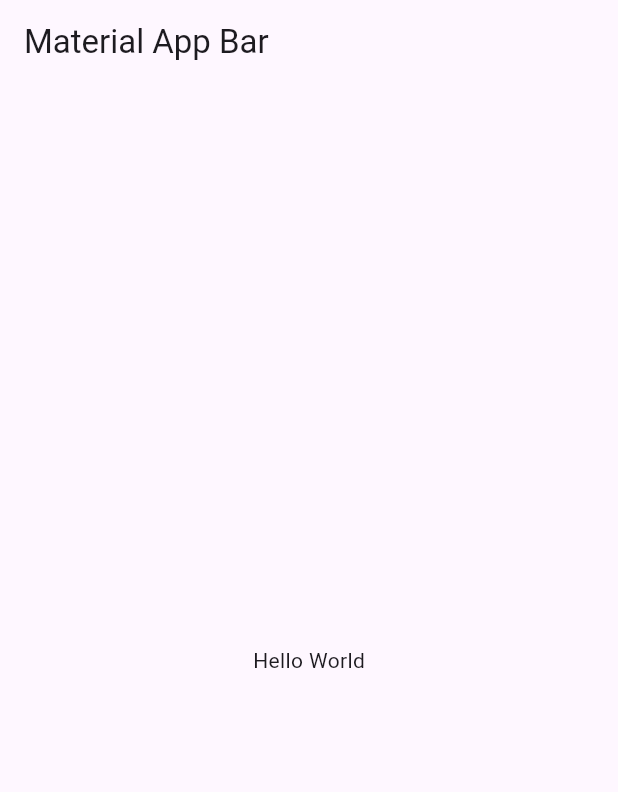
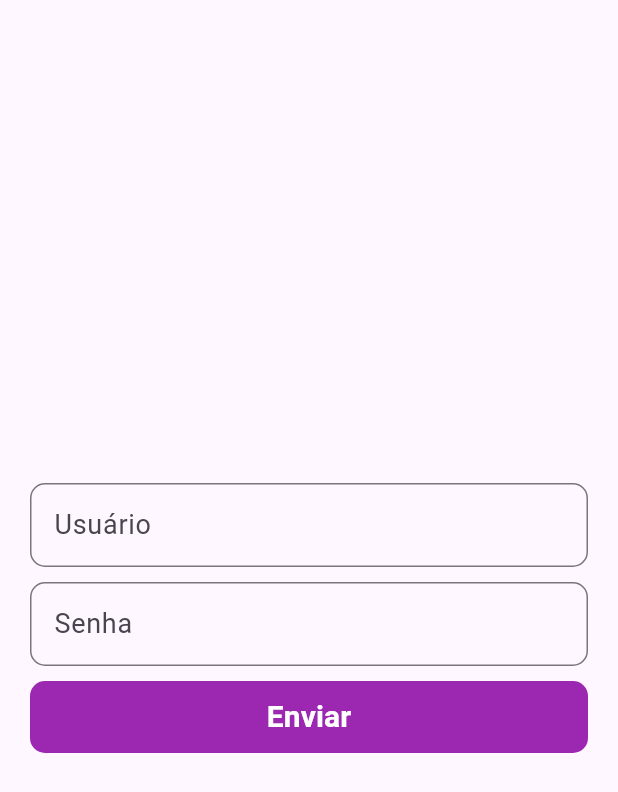
Before and after one commit to AndersonVD/sigaapp, a Flutter app: the screen it shows after launch, on a phone screen of 412 x 824 dp. Shown: the top 792 px of the screen. Run offline on Flutter 3.47's test engine with Material 3 defaults, Android fonts, the phone set to English and light mode, and no system bars.

Commit message:
Tela de Login, e início da tela Home

```diff
--- a/lib/main.dart
+++ b/lib/main.dart
@@ -1,22 +1,15 @@
 import 'package:flutter/material.dart';
+import 'package:sigaapp/screens/home.dart';
+import 'package:sigaapp/screens/login.dart';
 
-void main() => runApp(const MyApp());
-
-class MyApp extends StatelessWidget {
-  const MyApp({super.key});
-
-  @override
-  Widget build(BuildContext context) {
-    return MaterialApp(
-      title: 'Material App',
-      home: Scaffold(
-        appBar: AppBar(
-          title: const Text('Material App Bar'),
-        ),
-        body: const Center(
-          child: Text('Hello World'),
-        ),
-      ),
-    );
-  }
+void main() {
+  runApp(MaterialApp(
+    debugShowCheckedModeBanner: false,
+    title: "Aplicativo",
+    initialRoute: '/',
+    routes: {
+      '/' :    (context) => const Login(),
+      '/home': (context) => const Home(),
+    }
+  ));
 }
--- /dev/null
+++ b/lib/screens/login.dart
@@ -0,0 +1,39 @@
+import 'package:flutter/material.dart';
+import 'package:sigaapp/widgets/button.dart';
+import 'package:sigaapp/widgets/input.dart';
+
+class Login extends StatefulWidget {
+  const Login({super.key});
+
+  @override
+  State<StatefulWidget> createState() => _Login();
+}
+
+class _Login extends State<Login> {
+  @override
+  Widget build(BuildContext context) {
+    return Scaffold(
+      body: Container(
+        margin: const EdgeInsets.all(20.0),
+        child:  const Form(
+          child: Center(
+            child: Column(
+              mainAxisAlignment: MainAxisAlignment.center, // Center the Column vertically
+              children: [
+                Input(label: "Usuário"),
+                SizedBox(height: 10.0),
+                Input(label: "Senha"),
+                SizedBox(height: 10.0),
+                Button(
+                  label: "Enviar",
+                  color: Colors.purple,
+                  path: '/home',
+                )
+              ],
+            ),
+          ),
+        ),
+      ),
+    );
+  }
+}
--- /dev/null
+++ b/lib/widgets/button.dart
@@ -0,0 +1,44 @@
+import 'package:flutter/material.dart';
+
+class Button extends StatelessWidget {
+  final String label;
+  final String? path;
+  final Color? color;
+  final double? width;
+  final double? height;
+
+  const Button({
+    required this.label,
+    super.key,
+    this.color,
+    this.path,
+    this.height,
+    this.width
+  });
+
+  @override
+  Widget build(BuildContext context) {
+    return TextButton(
+        onPressed: ()  {
+          Navigator.pushNamed(context, path.toString());
+        },
+        style: ButtonStyle(
+          backgroundColor: WidgetStateProperty.all<Color>(color ?? Colors.black),
+          minimumSize: WidgetStateProperty.all(Size(width ?? double.infinity, height ?? 48.0)),
+          shape: WidgetStateProperty.all(
+            RoundedRectangleBorder(
+              borderRadius: BorderRadius.circular(10.0)
+            )
+          ),
+        ),
+        child: Text(
+          label,
+          style: const TextStyle(
+            fontSize: 20,
+            color: Colors.white,
+            fontWeight: FontWeight.w600
+          )
+        ),
+    );
+  }
+}
--- /dev/null
+++ b/lib/widgets/input.dart
@@ -0,0 +1,23 @@
+import 'package:flutter/material.dart';
+
+class Input extends StatelessWidget {
+  final String? label;
+
+  const Input({
+    this.label,
+    super.key,
+  });
+
+  @override
+  Widget build(BuildContext context) {
+    return TextField(
+      decoration: InputDecoration(
+        labelText: label,
+        labelStyle: const TextStyle(fontSize: 18),
+        border: const OutlineInputBorder(
+          borderRadius: BorderRadius.all(Radius.circular(10.0)),
+        ),
+      ),
+    );
+  }
+}
--- a/pubspec.yaml
+++ b/pubspec.yaml
@@ -39,6 +39,8 @@ dependencies:
   webview_flutter_android: ^3.16.1
   webview_flutter_wkwebview: ^3.13.0
   flutter_inappwebview: ^6.0.0
+  http: ^1.2.1
+  shared_preferences: ^2.2.3
 dev_dependencies:
   flutter_test:
     sdk: flutter
```
Also changed, not shown: lib/screens/home.dart (added, +26 -0 lines), lib/widgets/bottom_bar.dart (added, +49 -0 lines), lib/screens/home_screen.dart (deleted), pubspec.lock, 1 other file.
